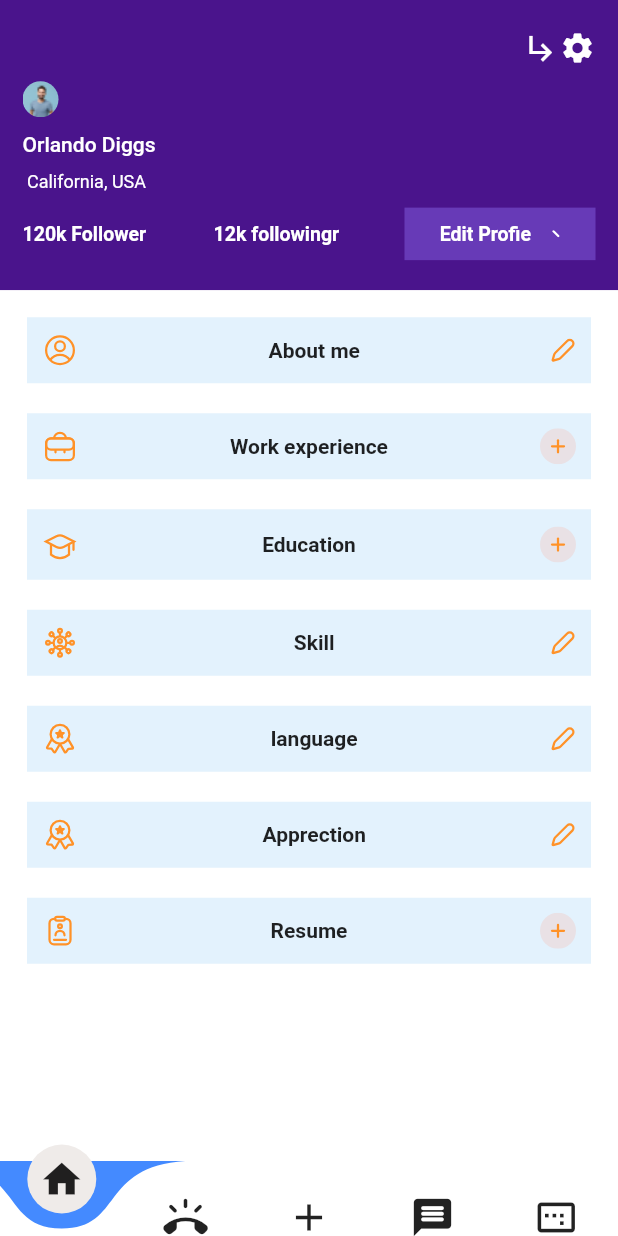
After one commit to Dharmeshkatariya/figmadesign, a Flutter app: the AboutmePage screen opened directly, on a phone screen of 412 x 824 dp. The commit adds this screen. Run offline on Flutter 3.47's test engine with Material 2 defaults, Android fonts, the phone set to English and light mode, and no system bars; drawn by our look-alikes of curved_navigation_bar; our stand-ins replace carousel_slider, flutter_svg, google_nav_bar.

Commit message:
screen 12 design done

```diff
--- a/lib/common.dart
+++ b/lib/common.dart
@@ -1,3 +1,4 @@
+import 'package:figmadesign/model/aboutview.dart';
 import 'package:figmadesign/model/artdata.dart';
 import 'package:figmadesign/model/bestfood.dart';
 import 'package:figmadesign/model/cardata.dart';
@@ -445,4 +446,51 @@ class Common {
     }
     return gLIst;
   }
+
+  List<AboutView>  aboutProfileData(){
+    List<AboutView> aboutList = [];
+    var tittle = ["About me","Work experience","Education","Skill","language","Apprection","Resume"];
+    var icon = [
+      "assets/screen12/icon/about.svg",
+      "assets/screen12/icon/worke.svg",
+      "assets/screen12/icon/educat.svg",
+      "assets/screen12/icon/skill.svg",
+      "assets/screen12/icon/lang.svg",
+      "assets/screen12/icon/lang.svg",
+
+      "assets/screen12/icon/resume.svg",
+    ];
+    var suffixIcon = [
+      "assets/screen12/icon/ballpen.svg",
+      "assets/screen12/icon/Add.svg",
+      "assets/screen12/icon/Add.svg",
+      "assets/screen12/icon/ballpen.svg",
+      "assets/screen12/icon/ballpen.svg",
+      "assets/screen12/icon/ballpen.svg",
+
+      "assets/screen12/icon/Add.svg",
+    ];
+
+    var disc = ["Lorem ipsum dolor sit amet, consectetur adipiscing elit. Lectus id commodo egestas metus interdum dolor",
+    "Manager \nAmazon Inc \nJan 2015 - Feb 2022",
+    "Information Technology \nUniversity of Oxford \nSep 2010 - Aug 2013 ",
+    "Leadership \nTeamwork\nVisioner",
+    "English \nGerman\nSpanish",
+    "Wireless Symposium (RWS) \nYoung Scientist\n2014",
+    "Jamet kudasi - CV - UI/UX Designer"
+    ];
+
+    for(int i = 0 ; i<icon.length;i++){
+      AboutView aboutView = AboutView();
+
+      aboutView.tittle = tittle[i];
+      aboutView.icon = icon[i];
+      aboutView.suffixIcon = suffixIcon[i];
+      aboutView.discription = disc[i];
+      aboutView.isSelected = false;
+      aboutList.add(aboutView);
+    }
+
+    return aboutList;
+  }
 }
--- a/lib/main.dart
+++ b/lib/main.dart
@@ -1,6 +1,7 @@
 import 'package:figmadesign/screen1/screen1page.dart' show ScreenPage;
 import 'package:figmadesign/screen10/screen10page.dart';
 import 'package:figmadesign/screen11/screen11page.dart';
+import 'package:figmadesign/screen12/scren12page.dart';
 import 'package:figmadesign/screen2/screen2page.dart';
 import 'package:figmadesign/screen3page/screen3page.dart';
 import 'package:figmadesign/screen4.dart';
@@ -128,6 +129,14 @@ class _MyHomePageState extends State<MyHomePage> {
               }
 
               ),
+              _customWidget(text: "Screen 12",onTap: (){
+                Navigator.push(
+                  context,
+                  MaterialPageRoute(builder: (context) => const AboutmePage()),
+                );
+              }
+
+              ),
             ],
           ),
           ),
--- /dev/null
+++ b/lib/model/aboutview.dart
@@ -0,0 +1,9 @@
+class AboutView{
+  AboutView();
+
+  late String icon;
+  late String tittle;
+  late String suffixIcon;
+  late bool isSelected;
+  late String discription;
+}
--- a/lib/screen11/screen11page.dart
+++ b/lib/screen11/screen11page.dart
@@ -1,12 +1,8 @@
 import 'package:figmadesign/common.dart';
 import 'package:figmadesign/model/bestfood.dart';
 import 'package:figmadesign/model/grillchicken.dart';
-import 'package:flutter/cupertino.dart';
 import 'package:flutter/material.dart';
 import 'package:flutter_svg/flutter_svg.dart';
-
-
-
 import 'package:google_nav_bar/google_nav_bar.dart';
 
 class GrillFoodPage extends StatefulWidget {
--- /dev/null
+++ b/lib/screen12/scren12page.dart
@@ -0,0 +1,184 @@
+import 'package:figmadesign/common.dart';
+import 'package:figmadesign/model/aboutview.dart';
+import 'package:flutter/material.dart';
+import 'package:flutter_svg/flutter_svg.dart';
+import 'package:curved_navigation_bar/curved_navigation_bar.dart';
+class AboutmePage extends StatefulWidget {
+  const AboutmePage({Key? key}) : super(key: key);
+
+
+  @override
+  State<AboutmePage> createState() => _AboutmePageState();
+}
+
+class _AboutmePageState extends State<AboutmePage> {
+  @override
+  void initState() {
+    // TODO: implement initState
+    aList = Common().aboutProfileData();
+    super.initState();
+  }
+
+  List<AboutView> aList = [];
+  int page = 0;
+  @override
+  Widget build(BuildContext context) {
+    return Scaffold(
+      bottomNavigationBar: CurvedNavigationBar(
+        backgroundColor: Colors.blueAccent,
+     height: 50,
+       buttonBackgroundColor: Colors.brown.shade50 ,
+        items: const [
+          Icon(Icons.home, size: 30),
+          Icon(Icons.ring_volume_rounded, size: 30),
+          Icon(Icons.add, size: 30),
+          Icon(Icons.message_rounded, size: 30),
+          Icon(Icons.image_aspect_ratio, size: 30),
+        ],
+        onTap: (index) {
+          setState(() {
+            page = index;
+          });
+        },
+      ),
+      body: SafeArea(
+          child: Column(
+        children: [
+          Expanded(
+            flex: 1,
+            child: _profile(),
+          ),
+          Expanded(
+            flex: 3,
+            child: Container(
+          color: Colors.white,
+          child:  ListView.builder(
+              padding: const EdgeInsets.all(8),
+              itemCount: aList.length,
+              itemBuilder: (BuildContext context, int index) {
+                return _listItem(index);
+              }
+          ),
+            ),
+          ),
+        ],
+      )),
+    );
+  }
+  Widget _listItem(int index){
+    AboutView aboutView = aList[index];
+    return GestureDetector(
+      onTap: (){
+        aboutView.isSelected= !aboutView.isSelected;
+        setState(() {
+        });
+      },
+      child: Container(
+        color: Colors.blue.shade50,
+        width: double.infinity,
+        padding: const EdgeInsets.symmetric(vertical: 10,horizontal: 10),
+        margin: const EdgeInsets.symmetric(vertical: 10,horizontal: 10),
+        child: Column(
+          children: [
+            Row(
+              mainAxisAlignment: MainAxisAlignment.spaceBetween,
+              children: [
+                SvgPicture.asset(aboutView.icon),
+                Common.customText(text: aboutView.tittle,fontWeight: FontWeight.w700,fontSize: 14),
+                SvgPicture.asset(aboutView.suffixIcon),
+              ],
+            ),
+            Container(
+              padding:const  EdgeInsets.symmetric(vertical: 10),
+              height: aboutView.isSelected? 100 : 0,
+              child: Column(
+                crossAxisAlignment: CrossAxisAlignment.start,
+                children:  [
+                 const  Divider(),
+                  Common.customText(text: aboutView.discription),
+                ],
+              ),
+            ),
+          ],
+        ),
+      ),
+    );
+  }
+  Widget _profile() {
+    return Container(
+
+
+      padding: const EdgeInsets.symmetric(horizontal: 15, vertical: 10),
+      color: Colors.purple[900],
+      child: Column(
+        mainAxisAlignment: MainAxisAlignment.spaceEvenly,
+        crossAxisAlignment: CrossAxisAlignment.start,
+        children: [
+          Row(
+            mainAxisAlignment: MainAxisAlignment.end,
+            children: const [
+              Icon(
+                Icons.subdirectory_arrow_right_sharp,
+                color: Colors.white,
+              ),
+              Icon(
+                Icons.settings,
+                color: Colors.white,
+              ),
+            ],
+          ),
+          ClipRRect(
+              borderRadius: BorderRadius.circular(12),
+              child: Image.asset("assets/screen11/icon/image11.png")),
+          Common.customText(
+              text: "Orlando Diggs",
+              fontSize: 14,
+              fontWeight: FontWeight.w500,
+              color: Colors.white),
+          Common.customText(
+              text: " California, USA",
+              fontSize: 12,
+              fontWeight: FontWeight.w400,
+              color: Colors.white),
+          Row(
+            children: [
+              Expanded(
+                child: Common.customText(
+                    text: "120k Follower",
+                    fontSize: 13,
+                    fontWeight: FontWeight.w700,
+                    color: Colors.white),
+              ),
+              Expanded(
+                child: Common.customText(
+                  text: "12k followingr",
+                  fontSize: 13,
+                  fontWeight: FontWeight.w700,
+                  color: Colors.white,
+                ),
+              ),
+              Expanded(
+                  child: Container(
+                    padding: const EdgeInsets.symmetric(horizontal: 10,vertical: 10),
+                      color: Colors.deepPurple,
+                      child:Row(
+                        mainAxisAlignment: MainAxisAlignment.spaceEvenly,
+                        children: [
+                          Common.customText(
+                            text: "Edit Profie",
+                            fontSize: 13,
+                            fontWeight: FontWeight.w700,
+                            color: Colors.white,
+                          ),
+                         SvgPicture.asset("assets/screen12/icon/pen.svg"),
+                        ],
+                      )
+                  ),
+              ),
+            ],
+          )
+        ],
+      ),
+    );
+  }
+}
--- a/pubspec.yaml
+++ b/pubspec.yaml
@@ -75,6 +75,7 @@ flutter:
     - assets/screen9/icon/
     - assets/screen10/icon/
     - assets/screen11/icon/
+    - assets/screen12/icon/
   #   - images/a_dot_ham.jpeg
 
   # An image asset can refer to one or more resolution-specific "variants", see
```
Also changed, not shown: assets/screen12/icon/Add.svg (added), assets/screen12/icon/about.svg (added), assets/screen12/icon/application.svg (added), assets/screen12/icon/background.png (added), assets/screen12/icon/ballpen.svg (added), assets/screen12/icon/curve.png (added), assets/screen12/icon/educat.svg (added), assets/screen12/icon/lang.svg (added), assets/screen12/icon/pen.svg (added), assets/screen12/icon/resume.svg (added), assets/screen12/icon/resumne.svg (added), assets/screen12/icon/skill.svg (added), assets/screen12/icon/worke.svg (added), 1 other file.
